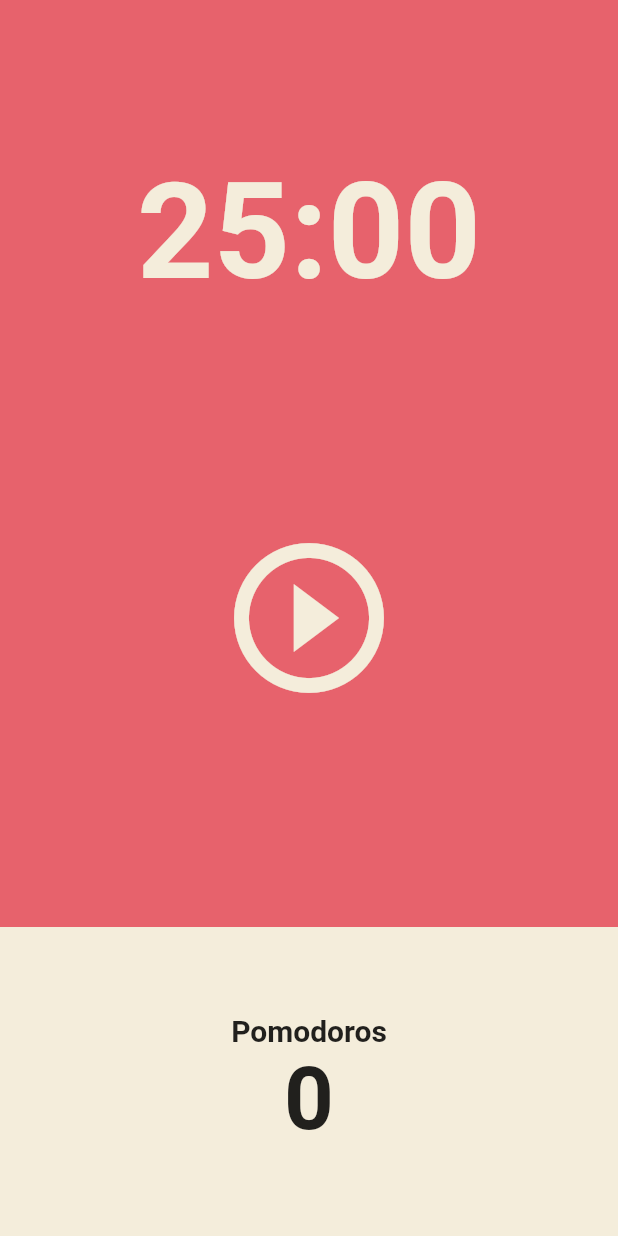
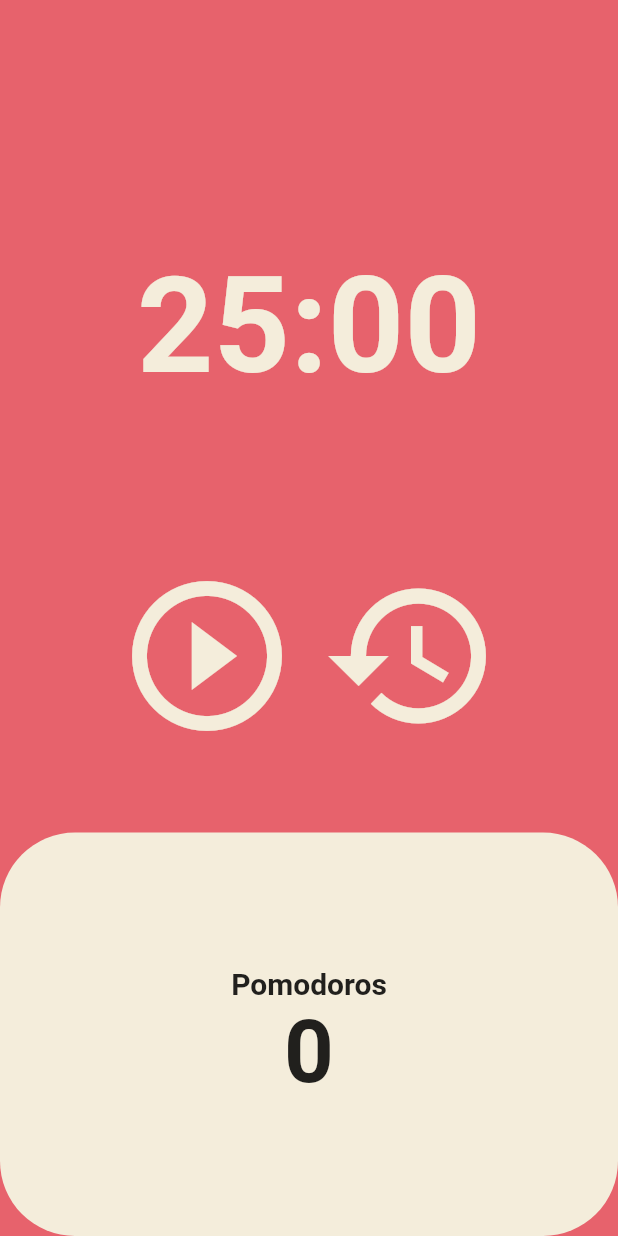
Before and after one commit to seovalue/flutter-webtoon-app, a Flutter app: the screen it shows after launch, on a phone screen of 412 x 824 dp. Run offline on Flutter 3.47's test engine with Material 2 defaults, Android fonts, the phone set to English and light mode, and no system bars.

```diff
--- a/lib/screens/home_screen.dart
+++ b/lib/screens/home_screen.dart
@@ -1,3 +1,5 @@
+import 'dart:async';
+
 import 'package:flutter/cupertino.dart';
 import 'package:flutter/material.dart';
 
@@ -9,6 +11,62 @@ class HomeScreen extends StatefulWidget {
 }
 
 class _HomeScreenState extends State<HomeScreen> {
+  static int intialTotalCounts = 1500;
+
+  int totalSeconds = intialTotalCounts;
+  bool isRunning = false;
+  int totalPomodoros = 0;
+  // late: you dont have to initialize immediately
+  late Timer timer;
+
+// a method called every seconds
+  void onTick(Timer timer) {
+    if (totalSeconds == 0) {
+      setState(() {
+        totalPomodoros += 1;
+        isRunning = false;
+        totalSeconds = intialTotalCounts;
+      });
+      timer.cancel();
+    } else {
+      setState(() {
+        totalSeconds -= 1;
+      });
+    }
+  }
+
+  // create timer
+  void onStartPressed() {
+    timer = Timer.periodic(
+      const Duration(seconds: 1), // every seconds we going to run
+      onTick,
+    );
+
+    setState(() {
+      isRunning = true;
+    });
+  }
+
+  void onPausePressed() {
+    // stop timer
+    timer.cancel();
+    setState(() {
+      isRunning = false;
+    });
+  }
+
+  void onResetPressed() {
+    setState(() {
+      timer.cancel();
+      totalSeconds = intialTotalCounts;
+    });
+  }
+
+  String format(int seconds) {
+    var duration = Duration(seconds: seconds);
+    return duration.toString().split(".").first.substring(2);
+  }
+
   @override
   Widget build(BuildContext context) {
     return Scaffold(
@@ -20,7 +78,7 @@ class _HomeScreenState extends State<HomeScreen> {
               flex: 1,
               child: Container(
                 alignment: Alignment.bottomCenter,
-                child: Text('25:00',
+                child: Text(format(totalSeconds),
                     style: TextStyle(
                       color: Theme.of(context).cardColor,
                       fontSize: 89,
@@ -28,16 +86,29 @@ class _HomeScreenState extends State<HomeScreen> {
                     )),
               ),
             ),
-            Flexible(
-              flex: 2,
-              child: Center(
-                child: IconButton(
-                  icon: Icon(Icons.play_circle_outline),
-                  onPressed: () {},
-                  iconSize: 120,
-                  color: Theme.of(context).cardColor,
-                ),
+            const SizedBox(
+              width: 100,
+              height: 100,
+            ),
+            Row(mainAxisAlignment: MainAxisAlignment.center, children: [
+              IconButton(
+                icon: Icon(isRunning
+                    ? Icons.pause_circle_outline
+                    : Icons.play_circle_outline),
+                onPressed: isRunning ? onPausePressed : onStartPressed,
+                iconSize: 120,
+                color: Theme.of(context).cardColor,
               ),
+              IconButton(
+                icon: const Icon(Icons.restore_outlined),
+                onPressed: onResetPressed,
+                iconSize: 120,
+                color: Theme.of(context).cardColor,
+              ),
+            ]),
+            const SizedBox(
+              width: 100,
+              height: 50,
             ),
             Flexible(
               flex: 1,
@@ -46,8 +117,8 @@ class _HomeScreenState extends State<HomeScreen> {
                   Expanded(
                     child: Container(
                       decoration: BoxDecoration(
-                        color: Theme.of(context).cardColor,
-                      ),
+                          color: Theme.of(context).cardColor,
+                          borderRadius: BorderRadius.circular(50)),
                       child: Column(
                         mainAxisAlignment: MainAxisAlignment.center,
                         children: [
@@ -61,7 +132,7 @@ class _HomeScreenState extends State<HomeScreen> {
                             ),
                           ),
                           Text(
-                            '0',
+                            '$totalPomodoros',
                             style: TextStyle(
                               fontSize: 58,
                               fontWeight: FontWeight.w600,
```
